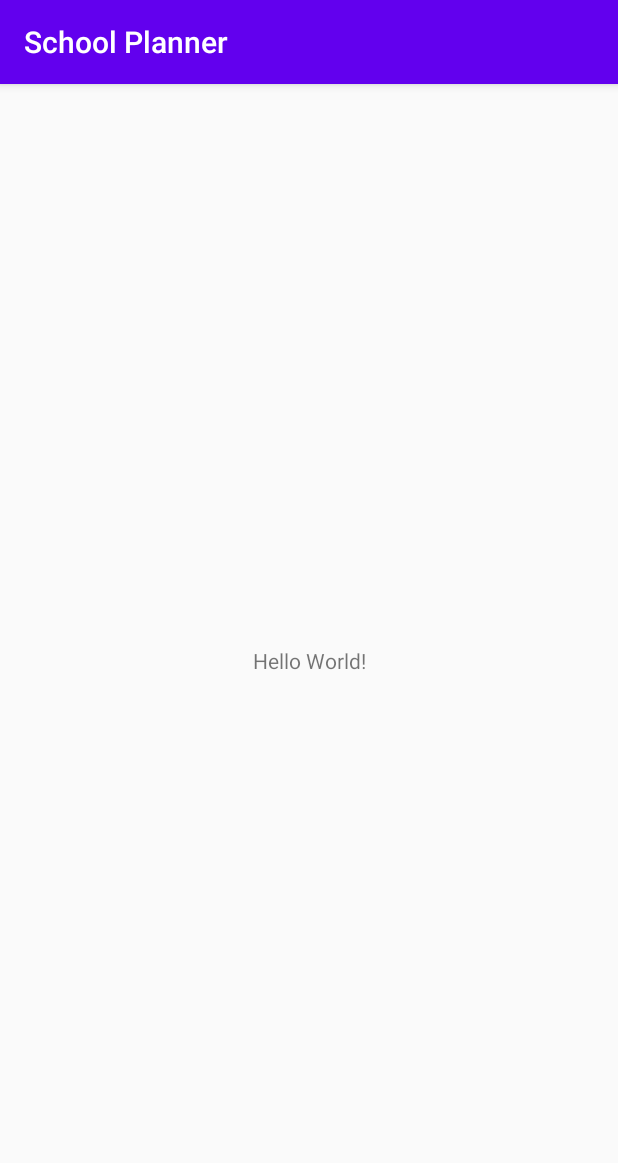
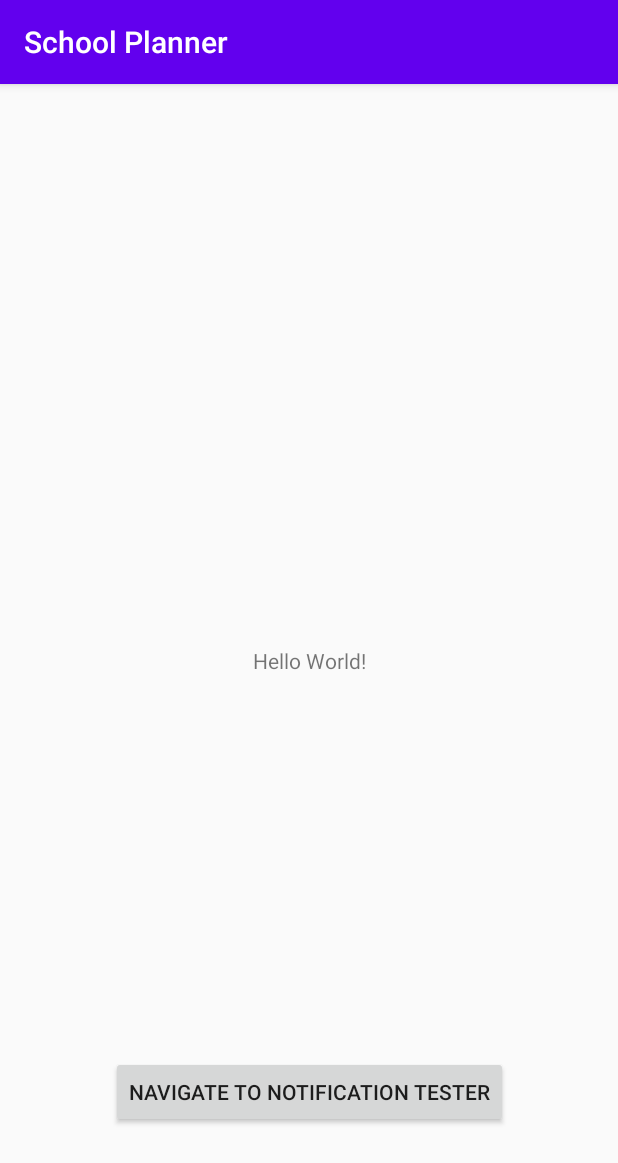
Before and after one commit to ashleyswang/cs184-school-planner, an Android app: the screen it shows after launch (MainActivity), on a phone screen of 412 x 824 dp. Shown: the top 1163 px of the screen. Run offline under Robolectric (Android 15) with nearby library versions, the phone set to English and light mode, and no system bars.

Commit message:
working notifications beep boop

```diff
--- a/app/src/main/AndroidManifest.xml
+++ b/app/src/main/AndroidManifest.xml
@@ -1,14 +1,16 @@
 <?xml version="1.0" encoding="utf-8"?>
 <manifest xmlns:android="http://schemas.android.com/apk/res/android"
     package="edu.ucsb.cs.cs184.ashleyswang.schoolplanner">
-
+    <!--android:name =".other.notifications.NotificationChannel" allows us to createNotificationChannel once we start up app-->
     <application
+        android:name=".other.notifications.CustomNotificationChannel"
         android:allowBackup="true"
         android:icon="@mipmap/ic_launcher"
         android:label="@string/app_name"
         android:roundIcon="@mipmap/ic_launcher_round"
         android:supportsRtl="true"
         android:theme="@style/AppTheme">
+        <activity android:name=".NotificationsTest"></activity>
         <activity android:name=".MainActivity">
             <intent-filter>
                 <action android:name="android.intent.action.MAIN" />
@@ -16,6 +18,7 @@
                 <category android:name="android.intent.category.LAUNCHER" />
             </intent-filter>
         </activity>
+        <receiver android:name=".other.notifications.Notifications" />
     </application>
 
 </manifest>
--- a/app/src/main/java/edu/ucsb/cs/cs184/ashleyswang/schoolplanner/MainActivity.kt
+++ b/app/src/main/java/edu/ucsb/cs/cs184/ashleyswang/schoolplanner/MainActivity.kt
@@ -1,11 +1,18 @@
 package edu.ucsb.cs.cs184.ashleyswang.schoolplanner
 
+import android.content.Intent
+import android.os.Bundle
+import android.view.View
+import android.widget.Button
 import androidx.appcompat.app.AppCompatActivity
-import android.os.Bundle
 
 class MainActivity : AppCompatActivity() {
     override fun onCreate(savedInstanceState: Bundle?) {
         super.onCreate(savedInstanceState)
         setContentView(R.layout.activity_main)
+        val button = findViewById<Button>(R.id.button);
+        button.setOnClickListener {
+            startActivity(Intent(this, NotificationsTest::class.java))
+        }
     }
 }
--- /dev/null
+++ b/app/src/main/java/edu/ucsb/cs/cs184/ashleyswang/schoolplanner/other/notifications/CustomNotificationChannel.kt
@@ -0,0 +1,35 @@
+package edu.ucsb.cs.cs184.ashleyswang.schoolplanner.other.notifications
+
+import android.app.Application
+import android.app.NotificationChannel
+import android.app.NotificationManager
+import android.os.Build
+import android.util.Log
+import androidx.annotation.RequiresApi
+
+class CustomNotificationChannel: Application() {
+    companion object {
+        val CHANNEL_ID: String = "NotificationChannel"
+    }
+
+    @RequiresApi(Build.VERSION_CODES.O)
+    override fun onCreate() {
+        super.onCreate()
+        createNotificationChannel()
+        Log.d("CustomNotificationsChannel", "created channel")
+    }
+
+    @RequiresApi(Build.VERSION_CODES.O)
+    fun createNotificationChannel() {
+        if (Build.VERSION.SDK_INT >= Build.VERSION_CODES.O) {
+            val channel = NotificationChannel(
+                CHANNEL_ID, "Notification Channel", NotificationManager.IMPORTANCE_HIGH
+            )
+            channel.enableVibration(true)
+            channel.description = "This is our Notification Channel"
+            channel.enableLights(true)
+            val manager = getSystemService(NotificationManager::class.java) as NotificationManager
+            manager.createNotificationChannel(channel)
+        }
+    }
+}
--- a/app/src/main/res/layout/activity_main.xml
+++ b/app/src/main/res/layout/activity_main.xml
@@ -7,6 +7,7 @@
     tools:context=".MainActivity">
 
     <TextView
+        android:id="@+id/textView"
         android:layout_width="wrap_content"
         android:layout_height="wrap_content"
         android:text="Hello World!"
@@ -15,4 +16,15 @@
         app:layout_constraintRight_toRightOf="parent"
         app:layout_constraintTop_toTopOf="parent" />
 
+    <Button
+        android:id="@+id/button"
+        android:layout_width="wrap_content"
+        android:layout_height="wrap_content"
+        android:text="Navigate to Notification Tester"
+        app:layout_constraintBottom_toBottomOf="parent"
+        app:layout_constraintEnd_toEndOf="parent"
+        app:layout_constraintStart_toStartOf="parent"
+        app:layout_constraintTop_toTopOf="parent"
+        app:layout_constraintVertical_bias="0.9" />
+
 </androidx.constraintlayout.widget.ConstraintLayout>
```
Also changed, not shown: app/src/main/java/edu/ucsb/cs/cs184/ashleyswang/schoolplanner/NotificationsTest.kt (added, +88 -0 lines), app/src/main/java/edu/ucsb/cs/cs184/ashleyswang/schoolplanner/other/notifications/Notifications.kt (added, +34 -0 lines), app/src/main/res/drawable/ic_baseline_calendar_today_24.xml (added, +10 -0 lines), app/src/main/res/layout/activity_notifications_test.xml (added, +70 -0 lines).
